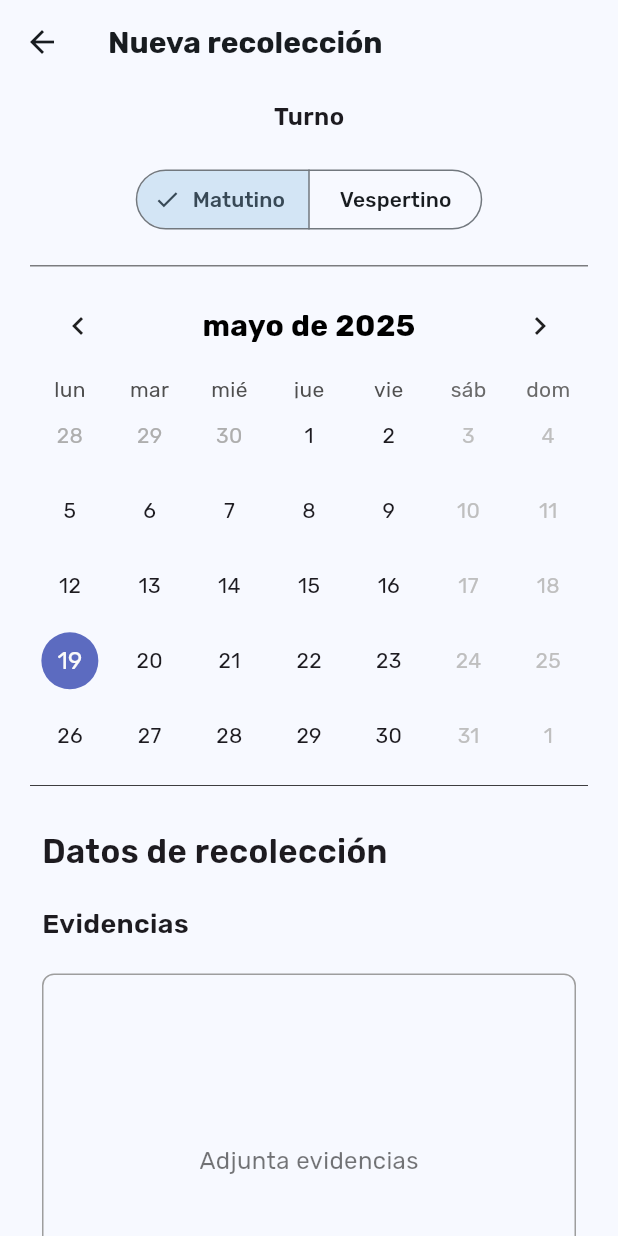
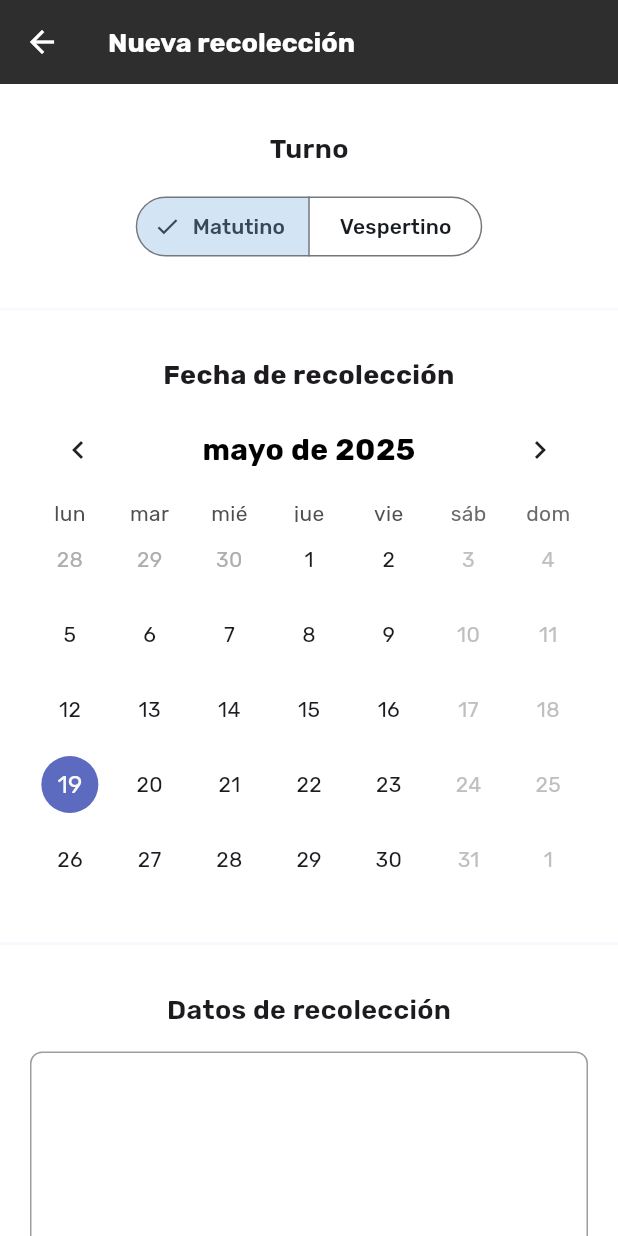
Before and after one commit to julianvent/acopiatech-app, a Flutter app: the CreateCollectionView screen opened directly, on a phone screen of 412 x 824 dp. Run offline on Flutter 3.47's test engine with Material 3 defaults, Android fonts, the phone set to English and light mode, and no system bars; drawn by our look-alikes of table_calendar; our stand-ins replace animated_splash_screen, cloud_firestore, cloud_functions, equatable, firebase_auth, firebase_core and 11 more; missing offline and left inert: firebase_app_check, flutter_polyline_points; accounts and stored records are empty; network calls fail.

Commit message:
main: adjusted create collection view

```diff
--- a/lib/utilities/dialogs/generic_dialog.dart
+++ b/lib/utilities/dialogs/generic_dialog.dart
@@ -13,7 +13,10 @@ Future<T?> showGenericDialog<T>({
     context: context,
     builder: (context) {
       return AlertDialog(
-        title: Text(title),
+        title: Text(
+          title,
+          style: TextStyle(fontSize: 18, fontWeight: FontWeight.bold),
+        ),
         content: Text(content),
         actions:
             options.keys.map((optionTitle) {
--- a/lib/views/user/collection/create_collection_view.dart
+++ b/lib/views/user/collection/create_collection_view.dart
@@ -13,6 +13,9 @@ import 'package:acopiatech/utilities/enums/collection_status.dart';
 import 'package:acopiatech/utilities/generics/validate_field.dart';
 import 'package:acopiatech/utilities/permission/permissions.dart';
 import 'package:acopiatech/views/user/address/collection_address_view.dart';
+import 'package:acopiatech/widgets/address_tile.dart';
+import 'package:acopiatech/widgets/custom_button.dart';
+import 'package:acopiatech/widgets/custom_detail.dart';
 import 'package:acopiatech/widgets/user/user_date_picker.dart';
 import 'package:acopiatech/widgets/user/user_text_field.dart';
 import 'package:flutter/material.dart';
@@ -85,7 +88,10 @@ class _CreateCollectionViewState extends State<CreateCollectionView> {
       listener: (context, state) {
         if (state is CollectionStateCreatingCollection) {
           if (state.isLoading) {
-            LoadingScreen().show(context: context, text: 'Espere un momento');
+            LoadingScreen().show(
+              context: context,
+              text: 'Creando solicitud...',
+            );
           } else {
             LoadingScreen().hide();
             context.read<CollectionBloc>().add(
@@ -106,25 +112,33 @@ class _CreateCollectionViewState extends State<CreateCollectionView> {
         appBar: AppBar(
           title: const Text(
             'Nueva recolección',
-            style: TextStyle(fontSize: 20, fontWeight: FontWeight.w700),
+            style: TextStyle(fontWeight: FontWeight.w700, fontSize: 18),
           ),
+          backgroundColor: ColorsPalette.neutralGray,
+          foregroundColor: Colors.white,
         ),
         body: SingleChildScrollView(
           child: Form(
             key: _formKey,
-            child: Padding(
-              padding: EdgeInsets.symmetric(horizontal: 20, vertical: 10),
             child: Column(
-                spacing: 20,
+              spacing: 2,
               mainAxisAlignment: MainAxisAlignment.center,
               children: [
                 // Turno
-                  const Text(
+                CustomDetail(
+                  children: [
+                    Center(
+                      child: const Text(
                         'Turno',
-                    style: TextStyle(fontSize: 16, fontWeight: FontWeight.w600),
+                        style: TextStyle(
+                          fontSize: 18,
+                          fontWeight: FontWeight.w600,
+                        ),
                         textAlign: TextAlign.left,
                       ),
-                  SegmentedButton<String>(
+                    ),
+                    Center(
+                      child: SegmentedButton<String>(
                         multiSelectionEnabled: false,
                         segments: const <ButtonSegment<String>>[
                           ButtonSegment<String>(
@@ -143,53 +157,49 @@ class _CreateCollectionViewState extends State<CreateCollectionView> {
                           });
                         },
                       ),
+                    ),
+                  ],
+                ),
                 // Fecha
-                  Container(
-                    decoration: const BoxDecoration(
-                      border: Border.symmetric(
-                        horizontal: BorderSide(width: 0.5),
+                CustomDetail(
+                  spacing: 5,
+                  children: [
+                    Center(
+                      child: Padding(
+                        padding: const EdgeInsets.symmetric(horizontal: 30),
+                        child: Text(
+                          'Fecha de recolección',
+                          style: TextStyle(
+                            fontSize: 18,
+                            fontWeight: FontWeight.bold,
+                          ),
+                          textAlign: TextAlign.center,
                         ),
                       ),
-                    child: Column(
-                      children: [
-                        const SizedBox(height: 8),
+                    ),
                     UserDatePicker(
                       earliestSelectableDate: _earliestSelectableDate,
                       onDateSelected: _getSelectedDate,
                     ),
-                        const SizedBox(height: 8),
                   ],
                 ),
-                  ),
                 // Datos de recolección
-                  Padding(
-                    padding: const EdgeInsets.all(8.0),
-                    child: Column(
-                      spacing: 20,
-                      crossAxisAlignment: CrossAxisAlignment.start,
+                CustomDetail(
                   children: [
-                        Text(
+                    Center(
+                      child: Text(
                         'Datos de recolección',
                         style: TextStyle(
-                            fontSize: 22,
                           fontWeight: FontWeight.w600,
+                          fontSize: 18,
                         ),
-                          textAlign: TextAlign.left,
                       ),
-                        // // Evidencias
-                        Text(
-                          'Evidencias',
-                          style: TextStyle(
-                            fontSize: 18,
-                            fontWeight: FontWeight.w600,
-                          ),
-                          textAlign: TextAlign.left,
                     ),
                     Stack(
                       children: [
                         Container(
-                              height: 250,
-                              width: double.infinity,
+                          height: 300,
+                          width: double.maxFinite,
                           decoration: BoxDecoration(
                             border: Border.all(color: Colors.grey),
                             borderRadius: BorderRadius.circular(8.0),
@@ -216,9 +226,7 @@ class _CreateCollectionViewState extends State<CreateCollectionView> {
                                             builder: (_) {
                                               return Dialog(
                                                 child: Image.file(
-                                                      File(
-                                                        _selectedImages[index],
-                                                      ),
+                                                  File(_selectedImages[index]),
                                                   fit: BoxFit.cover,
                                                 ),
                                               );
@@ -251,11 +259,12 @@ class _CreateCollectionViewState extends State<CreateCollectionView> {
                                   )
                                   : const Center(
                                     child: Text(
-                                          'Adjunta evidencias',
+                                      'Las evidencias son requeridas para continuar con la solicitud',
                                       style: TextStyle(
-                                            fontSize: 16,
+                                        fontSize: 14,
                                         color: Colors.black54,
                                       ),
+                                      textAlign: TextAlign.center,
                                     ),
                                   ),
                         ),
@@ -267,6 +276,8 @@ class _CreateCollectionViewState extends State<CreateCollectionView> {
                               pickMultiImages();
                             },
                             mini: true,
+                            backgroundColor: ColorsPalette.darkCian,
+                            foregroundColor: Colors.white,
                             child: const Icon(Icons.add_a_photo),
                           ),
                         ),
@@ -279,70 +290,49 @@ class _CreateCollectionViewState extends State<CreateCollectionView> {
                       prefixiedIconColor: ColorsPalette.hardGreen,
                       filled: true,
                       validator: (value) => validateField(value),
-                          numberOfLines: 5,
+                      numberOfLines: 4,
                       onSaved:
-                              (description) =>
-                                  _description = description!.trim(),
+                          (description) => _description = description!.trim(),
                     ),
                   ],
                 ),
-                  ),
                 // Dirección
-                  Container(
-                    width: double.infinity,
-                    padding: const EdgeInsets.all(16),
-                    decoration: BoxDecoration(
-                      border: Border.symmetric(
-                        horizontal: BorderSide(width: 0.5),
-                      ),
-                    ),
-                    child: Padding(
-                      padding: const EdgeInsets.all(8.0),
-                      child: Column(
-                        spacing: 20,
-                        crossAxisAlignment: CrossAxisAlignment.start,
+                CustomDetail(
                   children: [
-                          const Text(
+                    Center(
+                      child: const Text(
                         'Dirección',
                         style: TextStyle(
-                              fontSize: 22,
+                          fontSize: 18,
                           fontWeight: FontWeight.w700,
                         ),
                         textAlign: TextAlign.left,
                       ),
+                    ),
                     _selectedAddress == null
-                              ? const Text(
-                                'Selecciona una dirección.',
-                                style: TextStyle(fontSize: 16),
+                        ? Padding(
+                          padding: const EdgeInsets.symmetric(
+                            horizontal: 25,
+                            vertical: 15,
+                          ),
+                          child: Text(
+                            'Selecciona una dirección para continuar con la solicitud',
+                            style: TextStyle(
+                              fontSize: 14,
+                              color: Colors.black54,
+                            ),
+                            textAlign: TextAlign.center,
+                          ),
                         )
                         : Card(
                           child: Padding(
                             padding: const EdgeInsets.all(8.0),
-                                  child: ListTile(
-                                    title: Padding(
-                                      padding: const EdgeInsets.only(
-                                        bottom: 10.0,
-                                      ),
-                                      child: Text(
-                                        '${_selectedAddress!.street} ${_selectedAddress!.extNumber}, ${_selectedAddress!.neighborhood}',
-                                      ),
-                                    ),
-                                    subtitle: Column(
-                                      spacing: 5,
-                                      crossAxisAlignment:
-                                          CrossAxisAlignment.start,
-                                      children: [
-                                        Text(_selectedAddress!.phoneNumber),
-                                        Text(
-                                          '${_selectedAddress!.city}, ${_selectedAddress!.state}',
-                                        ),
-                                      ],
-                                    ),
-                                  ),
+                            child: AddressTile(address: _selectedAddress!),
                           ),
                         ),
                     Center(
-                            child: ElevatedButton.icon(
+                      child: CustomButton(
+                        title: 'Cambiar dirección',
                         onPressed: () async {
                           final Address? selectedAddress;
                           selectedAddress = await Navigator.push<Address>(
@@ -363,31 +353,15 @@ class _CreateCollectionViewState extends State<CreateCollectionView> {
                             });
                           }
                         },
-                              icon: const Icon(Icons.location_on_outlined),
-                              label: const Text(
-                                'Cambiar dirección',
-                                style: TextStyle(fontSize: 16),
-                              ),
-                              style: ElevatedButton.styleFrom(
-                                padding: const EdgeInsets.symmetric(
-                                  horizontal: 20,
-                                  vertical: 12,
-                                ),
-                              ),
+                        icon: Icon(Icons.location_on_outlined, size: 20),
                       ),
                     ),
                   ],
                 ),
-                    ),
-                  ),
-                  ElevatedButton(
-                    style: ElevatedButton.styleFrom(
-                      backgroundColor: ColorsPalette.darkCian,
-                      padding: const EdgeInsets.symmetric(
-                        horizontal: 20,
-                        vertical: 12,
-                      ),
-                    ),
+                Padding(
+                  padding: const EdgeInsets.all(12.0),
+                  child: CustomButton(
+                    title: 'Solicitar recolección',
                     onPressed: () async {
                       if (_formKey.currentState!.validate()) {
                         _formKey.currentState!.save();
@@ -416,13 +390,7 @@ class _CreateCollectionViewState extends State<CreateCollectionView> {
                         }
                       }
                     },
-                    child: const Text(
-                      'Enviar solicitud de recolección',
-                      style: TextStyle(
-                        fontSize: 16,
-                        fontWeight: FontWeight.w600,
-                        color: Colors.white,
-                      ),
+                    backgroundColor: ColorsPalette.darkCian,
                   ),
                 ),
               ],
@@ -430,7 +398,6 @@ class _CreateCollectionViewState extends State<CreateCollectionView> {
           ),
         ),
       ),
-      ),
     );
   }
 }
--- a/lib/views/user/home/user_home_view.dart
+++ b/lib/views/user/home/user_home_view.dart
@@ -7,7 +7,7 @@ import 'package:acopiatech/views/user/collection/collection_list_generate_view.d
 import 'package:acopiatech/views/user/collection/create_collection_view.dart';
 import 'package:acopiatech/views/user/collection/collection_details_view.dart';
 import 'package:acopiatech/views/user/home/user_dropoff_list_view.dart';
-import 'package:acopiatech/widgets/custom_home_button.dart';
+import 'package:acopiatech/widgets/custom_button.dart';
 import 'package:acopiatech/widgets/custom_progress_indicator.dart';
 import 'package:acopiatech/widgets/custom_section.dart';
 import 'package:acopiatech/widgets/drop_off_map.dart';
@@ -117,7 +117,7 @@ class _UserHomeViewState extends State<UserHomeView> {
                       ),
                     ),
                   ),
-                  CustomHomeButton(
+                  CustomButton(
                     title: 'Solicitar recolección',
                     onPressed:
                         () => Navigator.push(
@@ -193,7 +193,7 @@ class _UserHomeViewState extends State<UserHomeView> {
                       ),
                     ),
                   ),
-                  CustomHomeButton(
+                  CustomButton(
                     title: 'Ver recolecciones',
                     onPressed: () {
                       final controller = Get.find<UserNavigationController>();
@@ -219,7 +219,7 @@ class _UserHomeViewState extends State<UserHomeView> {
                         padding: const EdgeInsets.symmetric(horizontal: 10),
                         child: DropOffView(),
                       ),
-                      CustomHomeButton(
+                      CustomButton(
                         title: 'Ver centros de acopio',
                         onPressed:
                             () => Navigator.push(
--- a/lib/widgets/custom_detail.dart
+++ b/lib/widgets/custom_detail.dart
@@ -2,7 +2,8 @@ import 'package:flutter/material.dart';
 
 class CustomDetail extends StatelessWidget {
   final List<Widget> children;
-  const CustomDetail({super.key, required this.children});
+  final double? spacing;
+  const CustomDetail({super.key, required this.children, this.spacing});
 
   @override
   Widget build(BuildContext context) {
@@ -14,7 +15,7 @@ class CustomDetail extends StatelessWidget {
         padding: const EdgeInsets.symmetric(horizontal: 20.0, vertical: 30),
         child: Column(
           crossAxisAlignment: CrossAxisAlignment.start,
-          spacing: 15,
+          spacing: spacing ?? 15,
           children: children,
         ),
       ),
--- a/lib/widgets/custom_home_button.dart
+++ /dev/null
@@ -1,28 +0,0 @@
-import 'package:acopiatech/constants/colors_palette.dart';
-import 'package:flutter/material.dart';
-
-class CustomHomeButton extends StatelessWidget {
-  final String title;
-  final void Function()? onPressed;
-  const CustomHomeButton({super.key, required this.title, this.onPressed});
-
-  @override
-  Widget build(BuildContext context) {
-    return ElevatedButton(
-      style: ElevatedButton.styleFrom(
-        padding: EdgeInsets.symmetric(horizontal: 70, vertical: 15),
-        backgroundColor: ColorsPalette.backgroundDarkGreen,
-        shape: RoundedRectangleBorder(borderRadius: BorderRadius.circular(12.0)),
-      ),
-      onPressed: onPressed,
-      child: Text(
-        title,
-        style: TextStyle(
-          fontSize: 14,
-          fontWeight: FontWeight.w700,
-          color: Colors.white,
-        ),
-      ),
-    );
-  }
-}
```
Lines whose indentation alone changed are shown as unchanged.
